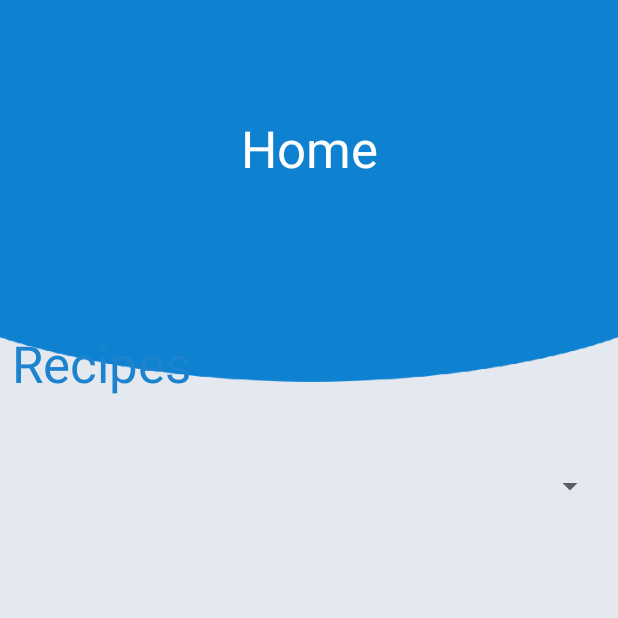
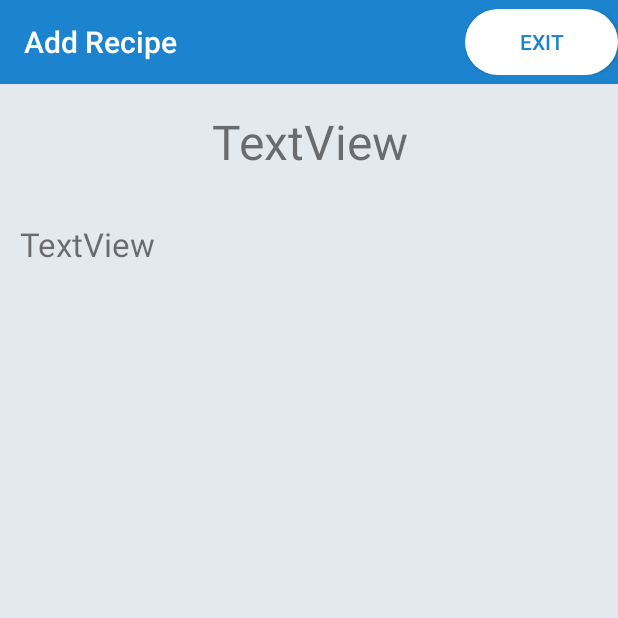
Before and after one commit to pwHKR/EasyBake, an Android app: the fragment ViewRecipeFragment shown on its own in the app's theme, on a phone screen of 412 x 824 dp, the top half of it. Run offline under Robolectric (Android 15) with nearby library versions, the phone set to English and light mode, and no system bars; 2 statements that could not run were skipped.

Commit message:
ViewRecipeFragment almost completed (only listview to fix)

```diff
--- a/app/src/main/java/sp_coding/myapplication/Controll/Fragment/Recipe/ViewRecipeFragment.java
+++ b/app/src/main/java/sp_coding/myapplication/Controll/Fragment/Recipe/ViewRecipeFragment.java
@@ -1,27 +1,67 @@
 package sp_coding.myapplication.Controll.Fragment.Recipe;
 
+import android.content.Context;
+import android.content.SharedPreferences;
 import android.os.Bundle;
 import android.support.annotation.Nullable;
 import android.support.v4.app.Fragment;
+import android.support.v4.app.FragmentTransaction;
+import android.text.method.ScrollingMovementMethod;
+import android.util.Log;
 import android.view.LayoutInflater;
 import android.view.View;
 import android.view.ViewGroup;
 import android.view.animation.Animation;
+import android.widget.Button;
+import android.widget.EditText;
+import android.widget.ListView;
+import android.widget.TextView;
+import android.widget.Toast;
 
+import java.util.ArrayList;
+
+import sp_coding.myapplication.Controll.Fragment.Home.HomeFragment;
+import sp_coding.myapplication.Model.Utility.Interface.Util;
+import sp_coding.myapplication.Model.Utility.Recipe.RecipeUtility;
 import sp_coding.myapplication.R;
 
 /**
  * Created by andreas on 2018-03-15.
  */
 
-public class ViewRecipeFragment extends Fragment {
+public class ViewRecipeFragment extends Fragment implements Util {
+
+    TextView title;
+    TextView info;
+    ListView ingredientList;
+
+    RecipeUtility recipeUtility;
 
     @Nullable
     @Override
     public View onCreateView(LayoutInflater inflater, @Nullable ViewGroup container, @Nullable Bundle savedInstanceState) {
-        View v = inflater.inflate(R.layout.home_fragment, container, false);
+        View v = inflater.inflate(R.layout.view_recipe_fragment, container, false);
 
+        Ini(v);
+        IniUtilityClass();
 
+        Bundle bundle = getArguments();
+
+        info.setMovementMethod(new ScrollingMovementMethod());
+
+        title.setText(bundle.getString("recipeName"));
+        info.setText(recipeUtility.getRecipeInfoText(bundle.getString("recipeName")));
+
+        Button exitBtn = v.findViewById(R.id.exitBtn);
+        exitBtn.setOnClickListener(new View.OnClickListener() {
+            @Override
+            public void onClick(View v) {
+                HomeFragment homeFragment = new HomeFragment();
+                FragmentTransaction fragmentTransaction = getFragmentManager().beginTransaction();
+                fragmentTransaction.replace(R.id.frame, homeFragment);
+                fragmentTransaction.commit();
+            }
+        });
 
         return v;
     }
@@ -30,4 +70,21 @@ public class ViewRecipeFragment extends Fragment {
     public void onViewCreated(View view, @Nullable Bundle savedInstanceState) {
         super.onViewCreated(view, savedInstanceState);
     }
+
+    public void Ini(View v) {
+
+        title = v.findViewById(R.id.title);
+        info = v.findViewById(R.id.info);
+        ingredientList = v.findViewById(R.id.listView);
+
+    }
+
+    @Override
+    public void IniUtilityClass() {
+
+        recipeUtility = new RecipeUtility();
+
+        recipeUtility.setContext(this.getContext());
+
+    }
 }
--- a/app/src/main/java/sp_coding/myapplication/Model/Utility/Recipe/RecipeUtility.java
+++ b/app/src/main/java/sp_coding/myapplication/Model/Utility/Recipe/RecipeUtility.java
@@ -90,8 +90,12 @@ public class RecipeUtility extends Utility {
 
     }
 
-    public String checkRecipeName(String name){
+    public String checkRecipeName(String name) {
         return dbh.checkIfRecipeNameExists(name);
+    }
+
+    public String getRecipeInfoText(String name) {
+        return dbh.getRecipeInfo(name);
     }
 
 
--- a/app/src/main/res/layout/view_recipe_fragment.xml
+++ b/app/src/main/res/layout/view_recipe_fragment.xml
@@ -12,7 +12,7 @@
         android:id="@+id/info3"
         android:layout_width="0dp"
         android:layout_height="wrap_content"
-        android:layout_marginBottom="54dp"
+        android:layout_marginBottom="53dp"
         android:text="TextView"
         app:layout_constraintBottom_toTopOf="@+id/title"
         app:layout_constraintEnd_toEndOf="parent"
@@ -23,8 +23,10 @@
         android:id="@+id/my_toolbar"
         android:layout_width="0dp"
         android:layout_height="wrap_content"
+        android:layout_marginBottom="347dp"
         android:background="#1C83CE"
         android:minHeight="?attr/actionBarSize"
+        app:layout_constraintBottom_toTopOf="@+id/listView"
         app:layout_constraintEnd_toEndOf="parent"
         app:layout_constraintStart_toStartOf="parent"
         app:layout_constraintTop_toTopOf="parent"
@@ -53,30 +55,32 @@
         android:id="@+id/title"
         android:layout_width="wrap_content"
         android:layout_height="wrap_content"
-        android:layout_marginBottom="31dp"
+        android:layout_marginBottom="32dp"
         android:gravity="center"
         android:text="TextView"
         android:textSize="32dp"
-        app:layout_constraintBottom_toTopOf="@+id/info2"
+        app:layout_constraintBottom_toTopOf="@+id/info"
         app:layout_constraintEnd_toEndOf="parent"
         app:layout_constraintStart_toStartOf="parent"
         app:layout_constraintTop_toBottomOf="@+id/info3" />
 
     <TextView
-        android:id="@+id/info2"
-        android:layout_width="385dp"
+        android:id="@+id/info"
+        android:layout_width="0dp"
         android:layout_height="0dp"
         android:layout_marginBottom="8dp"
+        android:layout_marginEnd="13dp"
+        android:layout_marginStart="13dp"
         android:scrollbars="vertical"
         android:text="TextView"
         android:textSize="22dp"
-        app:layout_constraintBottom_toTopOf="@+id/listView2"
+        app:layout_constraintBottom_toTopOf="@+id/listView"
         app:layout_constraintEnd_toEndOf="parent"
         app:layout_constraintStart_toStartOf="parent"
         app:layout_constraintTop_toBottomOf="@+id/title" />
 
     <ListView
-        android:id="@+id/listView2"
+        android:id="@+id/listView"
         android:layout_width="0dp"
         android:layout_height="0dp"
         android:layout_marginBottom="8dp"
@@ -85,7 +89,7 @@
         app:layout_constraintBottom_toBottomOf="parent"
         app:layout_constraintEnd_toEndOf="parent"
         app:layout_constraintStart_toStartOf="parent"
-        app:layout_constraintTop_toBottomOf="@+id/info2" />
+        app:layout_constraintTop_toBottomOf="@+id/my_toolbar" />
 
 
 </android.support.constraint.ConstraintLayout>
```
Also changed, not shown: app/src/main/java/sp_coding/myapplication/Controll/Fragment/Home/HomeFragment.java (+15 -0 lines), app/src/main/java/sp_coding/myapplication/Model/DB/DBHandler.java (+22 -0 lines).
